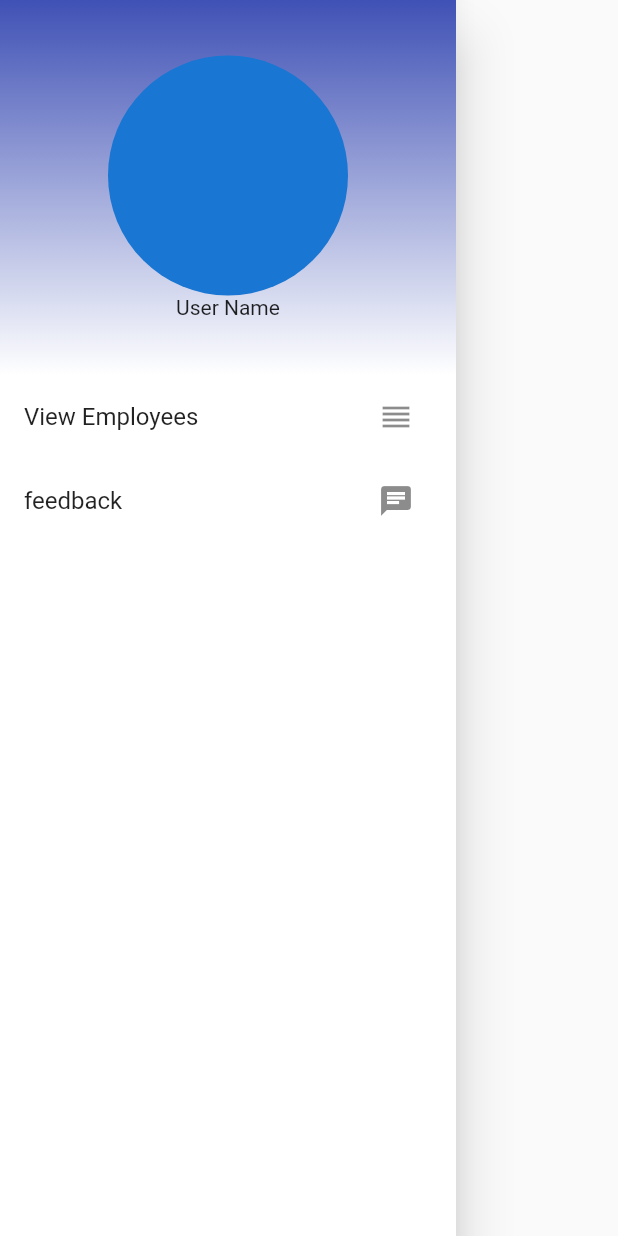
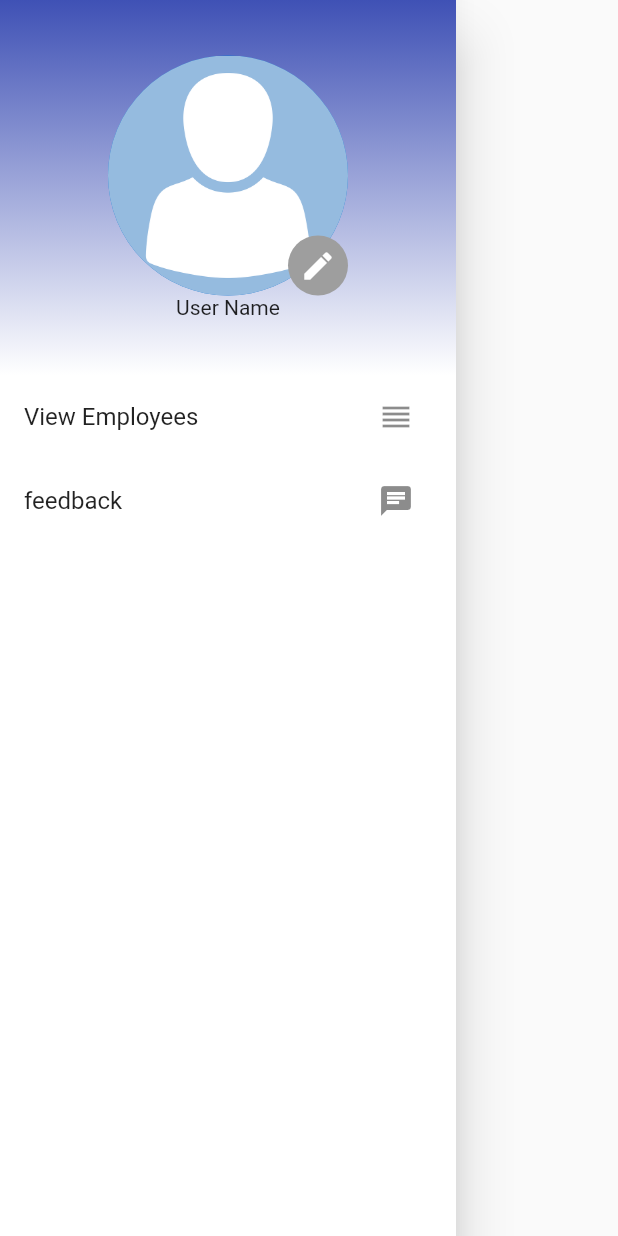
Before and after one commit to ShanuFutura/prison_book, a Flutter app: the EmployeeDrawer widget shown alone on an empty page, opened directly, on a phone screen of 412 x 824 dp. Run offline on Flutter 3.47's test engine with Material 2 defaults, Android fonts, the light colour scheme and no system bars.

Commit message:
drawer, prison screen, employee profile edit screen

```diff
--- a/lib/main.dart
+++ b/lib/main.dart
@@ -1,5 +1,7 @@
 import 'package:flutter/material.dart';
 import 'package:prisonbook/screens/home_page.dart';
+import 'package:prisonbook/screens/prison_view_page.dart';
+import 'package:prisonbook/screens/profile_edit_screen.dart';
 
 main() => runApp(PrisonBook());
 
@@ -10,6 +12,10 @@ class PrisonBook extends StatelessWidget {
   Widget build(BuildContext context) {
     return MaterialApp(
       home: HomePage(),
+      routes: {
+        PrisonViewpage.routeName: (ctx) => PrisonViewpage(),
+        ProfileEditScreen.routeName: (ctx) => ProfileEditScreen(),
+      },
     );
   }
 }
--- a/lib/screens/prisoner_view_page.dart
+++ b/lib/screens/prison_view_page.dart
@@ -3,10 +3,14 @@ import 'package:flutter/material.dart';
 class PrisonViewpage extends StatelessWidget {
   const PrisonViewpage({Key? key}) : super(key: key);
 
+  static const String routeName = 'prisoner view';
+
   @override
   Widget build(BuildContext context) {
     return Scaffold(
-      appBar: AppBar(),
+      appBar: AppBar(
+        title: Text('Prison_Name'),
+      ),
       body: Container(),
     );
   }
--- a/lib/widgets/employee_drawer.dart
+++ b/lib/widgets/employee_drawer.dart
@@ -1,4 +1,5 @@
 import 'package:flutter/material.dart';
+import 'package:prisonbook/screens/profile_edit_screen.dart';
 
 class EmployeeDrawer extends StatelessWidget {
   const EmployeeDrawer({Key? key}) : super(key: key);
@@ -21,9 +22,25 @@ class EmployeeDrawer extends StatelessWidget {
               child: Column(
                 mainAxisAlignment: MainAxisAlignment.center,
                 children: [
-                  CircleAvatar(
-                    radius: 80,
-                  ),
+                  Stack(alignment: Alignment.bottomRight, children: [
+                    const CircleAvatar(
+                      radius: 80,
+                      backgroundImage: AssetImage(
+                        'assets/avatar.png',
+                      ),
+                    ),
+                    GestureDetector(
+                      onTap: () => Navigator.of(context)
+                          .pushNamed(ProfileEditScreen.routeName),
+                      child: const CircleAvatar(
+                        backgroundColor: Colors.grey,
+                        child: Icon(
+                          Icons.edit,
+                          color: Colors.white,
+                        ),
+                      ),
+                    ),
+                  ]),
                   Text('User Name')
                 ],
               ),
--- a/pubspec.yaml
+++ b/pubspec.yaml
@@ -58,8 +58,8 @@ flutter:
   uses-material-design: true
 
   # To add assets to your application, add an assets section, like this:
-  # assets:
-  #   - images/a_dot_burr.jpeg
+  assets:
+    - assets/avatar.png
   #   - images/a_dot_ham.jpeg
 
   # An image asset can refer to one or more resolution-specific "variants", see
```
Also changed, not shown: lib/screens/home_page.dart (+23 -7 lines), lib/screens/profile_edit_screen.dart (added, +96 -0 lines), assets/avatar.png (added).
